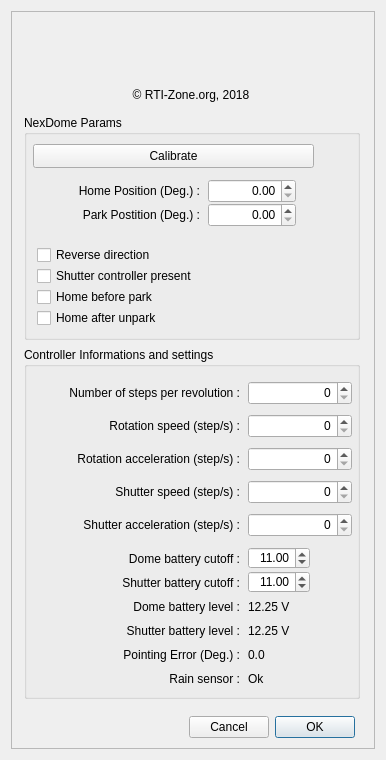
Qt form NexDome.ui (rpineau/NexDome) before a commit.
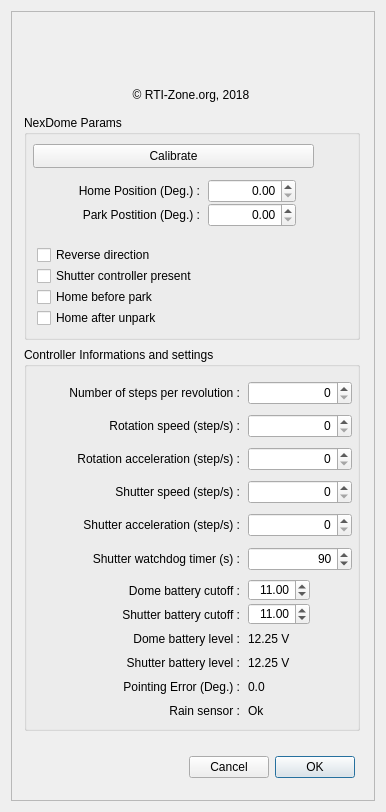
The same form after that commit. Icons and pictures are not drawn. Custom widgets are drawn as their Qt base class.

Commit message: Adding support for shutter watchdog timer for new 2.1 firmware.

What changed in the file:
```diff
--- a/NexDome.ui
+++ b/NexDome.ui
@@ -7,19 +7,19 @@
     <x>0</x>
     <y>0</y>
     <width>386</width>
-    <height>760</height>
+    <height>812</height>
    </rect>
   </property>
   <property name="minimumSize">
    <size>
     <width>386</width>
-    <height>760</height>
+    <height>812</height>
    </size>
   </property>
   <property name="maximumSize">
    <size>
     <width>386</width>
-    <height>760</height>
+    <height>812</height>
    </size>
   </property>
   <property name="windowTitle">
@@ -28,6 +28,9 @@
   <layout class="QVBoxLayout" name="verticalLayout_5">
    <item>
     <widget class="X2Form" name="X2Form">
+     <property name="enabled">
+      <bool>true</bool>
+     </property>
      <property name="minimumSize">
       <size>
        <width>362</width>
@@ -37,7 +40,7 @@
      <property name="maximumSize">
       <size>
        <width>1024</width>
-       <height>900</height>
+       <height>1024</height>
       </size>
      </property>
      <property name="frameShape">
@@ -197,7 +200,7 @@
         <x>13</x>
         <y>336</y>
         <width>336</width>
-        <height>352</height>
+        <height>384</height>
        </rect>
       </property>
       <property name="title">
@@ -207,7 +210,7 @@
        <property name="geometry">
         <rect>
          <x>64</x>
-         <y>200</y>
+         <y>232</y>
          <width>152</width>
          <height>24</height>
         </rect>
@@ -223,7 +226,7 @@
        <property name="geometry">
         <rect>
          <x>224</x>
-         <y>200</y>
+         <y>232</y>
          <width>62</width>
          <height>22</height>
         </rect>
@@ -239,7 +242,7 @@
        <property name="geometry">
         <rect>
          <x>64</x>
-         <y>224</y>
+         <y>256</y>
          <width>152</width>
          <height>24</height>
         </rect>
@@ -255,7 +258,7 @@
        <property name="geometry">
         <rect>
          <x>224</x>
-         <y>224</y>
+         <y>256</y>
          <width>62</width>
          <height>22</height>
         </rect>
@@ -271,7 +274,7 @@
        <property name="geometry">
         <rect>
          <x>224</x>
-         <y>272</y>
+         <y>304</y>
          <width>56</width>
          <height>24</height>
         </rect>
@@ -284,7 +287,7 @@
        <property name="geometry">
         <rect>
          <x>72</x>
-         <y>272</y>
+         <y>304</y>
          <width>144</width>
          <height>24</height>
         </rect>
@@ -396,7 +399,7 @@
        <property name="geometry">
         <rect>
          <x>128</x>
-         <y>320</y>
+         <y>352</y>
          <width>88</width>
          <height>24</height>
         </rect>
@@ -412,7 +415,7 @@
        <property name="geometry">
         <rect>
          <x>224</x>
-         <y>320</y>
+         <y>352</y>
          <width>96</width>
          <height>24</height>
         </rect>
@@ -425,7 +428,7 @@
        <property name="geometry">
         <rect>
          <x>64</x>
-         <y>296</y>
+         <y>328</y>
          <width>152</width>
          <height>24</height>
         </rect>
@@ -441,7 +444,7 @@
        <property name="geometry">
         <rect>
          <x>224</x>
-         <y>296</y>
+         <y>328</y>
          <width>48</width>
          <height>24</height>
         </rect>
@@ -486,7 +489,7 @@
        <property name="geometry">
         <rect>
          <x>80</x>
-         <y>248</y>
+         <y>280</y>
          <width>136</width>
          <height>24</height>
         </rect>
@@ -502,7 +505,7 @@
        <property name="geometry">
         <rect>
          <x>224</x>
-         <y>248</y>
+         <y>280</y>
          <width>56</width>
          <height>24</height>
         </rect>
@@ -546,6 +549,44 @@
         <number>999999999</number>
        </property>
       </widget>
+      <widget class="QLabel" name="label_15">
+       <property name="geometry">
+        <rect>
+         <x>16</x>
+         <y>200</y>
+         <width>200</width>
+         <height>24</height>
+        </rect>
+       </property>
+       <property name="text">
+        <string>Shutter watchdog timer (s) :</string>
+       </property>
+       <property name="alignment">
+        <set>Qt::AlignRight|Qt::AlignTrailing|Qt::AlignVCenter</set>
+       </property>
+      </widget>
+      <widget class="QSpinBox" name="shutterWatchdog">
+       <property name="geometry">
+        <rect>
+         <x>224</x>
+         <y>200</y>
+         <width>104</width>
+         <height>24</height>
+        </rect>
+       </property>
+       <property name="alignment">
+        <set>Qt::AlignRight|Qt::AlignTrailing|Qt::AlignVCenter</set>
+       </property>
+       <property name="minimum">
+        <number>30</number>
+       </property>
+       <property name="maximum">
+        <number>300</number>
+       </property>
+       <property name="value">
+        <number>90</number>
+       </property>
+      </widget>
      </widget>
      <widget class="QLabel" name="label_logo">
       <property name="geometry">
@@ -589,7 +630,7 @@
       <property name="geometry">
        <rect>
         <x>128</x>
-        <y>696</y>
+        <y>736</y>
         <width>216</width>
         <height>40</height>
        </rect>
```
The commit also changes 5 other files.
